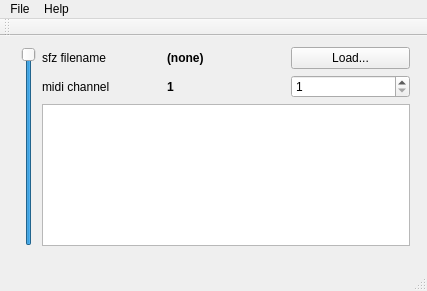
Above: liquidmainwindow.ui from be1/qliquidsfz before the change. Below: the same form after it.
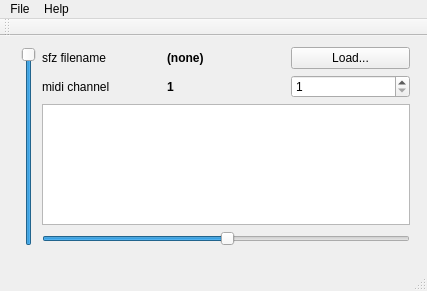
That is the form after the change.

Commit message: Add Pan slider.

```diff
--- a/liquidmainwindow.ui
+++ b/liquidmainwindow.ui
@@ -139,7 +139,17 @@
         </widget>
        </item>
        <item>
-        <layout class="QHBoxLayout" name="horizontalLayout_3"/>
+        <widget class="QSlider" name="panSlider">
+         <property name="maximum">
+          <number>127</number>
+         </property>
+         <property name="value">
+          <number>64</number>
+         </property>
+         <property name="orientation">
+          <enum>Qt::Horizontal</enum>
+         </property>
+        </widget>
        </item>
       </layout>
      </item>
```
The commit also changes 2 other files.
